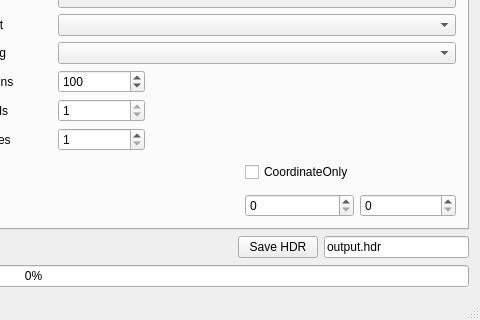
This is RaySamplesGui/TracingGui/Sources/tracinggui.ui in caronnee/graphicsbasics as Qt 5 draws it before an edit; both pictures show x 413 to 893 and y 164 to 484 of the 893 by 484 pixel window. The edited form follows.
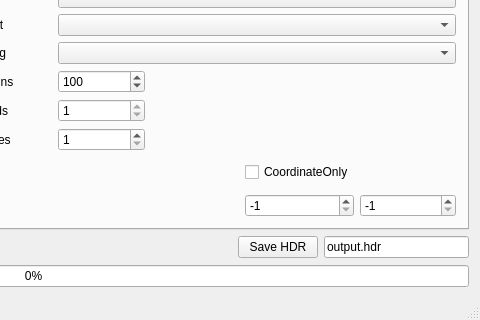
This is the edited form. The open tabs and pages were chosen to show the change. Custom widgets are drawn as their Qt base class.

Commit message: Added ability to show local coords

What changed in the file:
```diff
--- a/RaySamplesGui/TracingGui/Sources/tracinggui.ui
+++ b/RaySamplesGui/TracingGui/Sources/tracinggui.ui
@@ -987,16 +987,28 @@
         </item>
         <item row="14" column="4">
          <widget class="QSpinBox" name="fixedY">
+          <property name="minimum">
+           <number>-1</number>
+          </property>
           <property name="maximum">
            <number>512</number>
           </property>
+          <property name="value">
+           <number>-1</number>
+          </property>
          </widget>
         </item>
         <item row="14" column="3">
          <widget class="QSpinBox" name="fixedX">
+          <property name="minimum">
+           <number>-1</number>
+          </property>
           <property name="maximum">
            <number>512</number>
           </property>
+          <property name="value">
+           <number>-1</number>
+          </property>
          </widget>
         </item>
         <item row="13" column="3">
```
Left out of the diff: 2 changed lines with no effect on the pictures. The commit also changes 2 other files.
